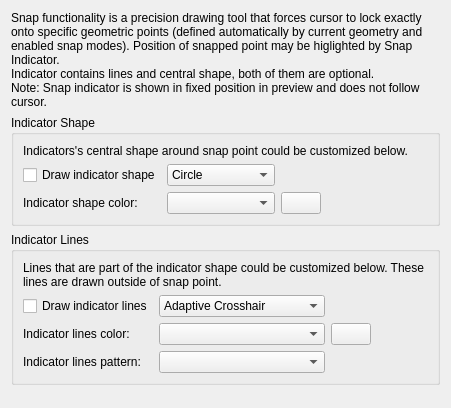
Before: the Qt Designer form librecad/src/ui/dialogs/settings/options_drafting/pages/theme/lc_settings_page_drafting_theme_snap_indicator.ui in sand1024/LibreCAD, drawn with Qt 5.
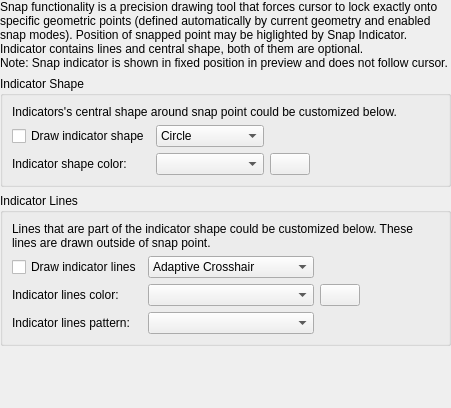
After: the same form once the commit is applied. Custom widgets are drawn as their Qt base class.

Commit message: generic setting and drawfting settings dialogs cleanup

```diff
--- a/librecad/src/ui/dialogs/settings/options_drafting/pages/theme/lc_settings_page_drafting_theme_snap_indicator.ui
+++ b/librecad/src/ui/dialogs/settings/options_drafting/pages/theme/lc_settings_page_drafting_theme_snap_indicator.ui
@@ -11,6 +11,18 @@
    </rect>
   </property>
   <layout class="QVBoxLayout" name="mainLayout">
+   <property name="leftMargin">
+    <number>0</number>
+   </property>
+   <property name="topMargin">
+    <number>0</number>
+   </property>
+   <property name="rightMargin">
+    <number>0</number>
+   </property>
+   <property name="bottomMargin">
+    <number>0</number>
+   </property>
    <item>
     <widget class="QLabel" name="label_3">
      <property name="text">
```
The commit also changes 40 other files.
